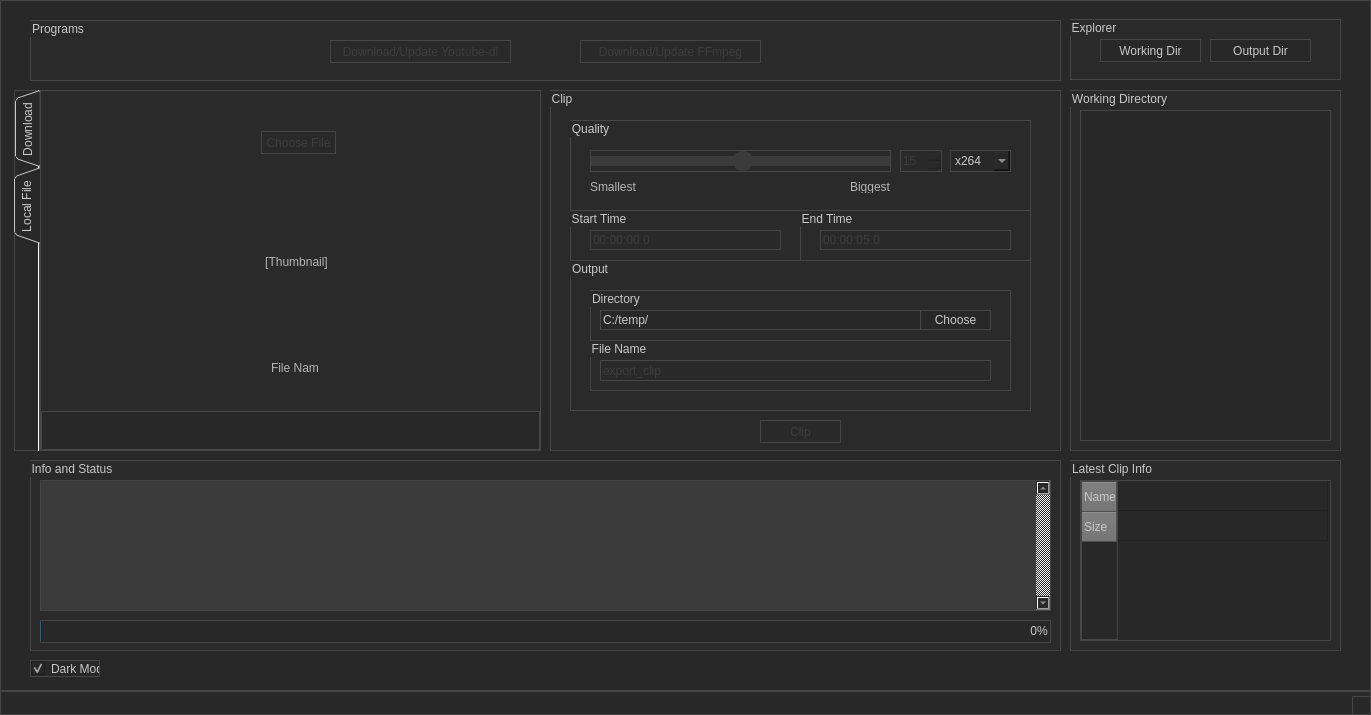
The window that Download_and_Clip.ui (Chrscool8/ClipEZ-aka-Download-and-Clip) describes before a commit, drawn with Qt 5.
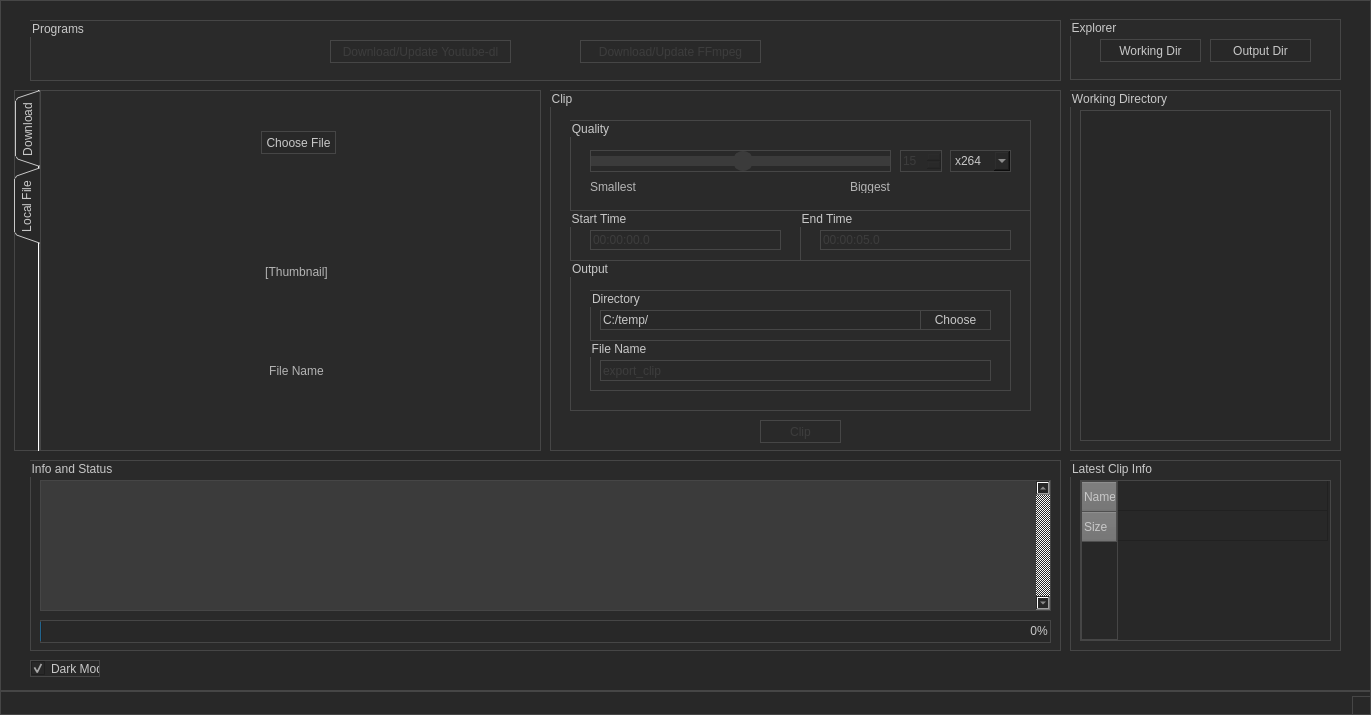
The same window after the commit. The open tabs and pages were chosen to show the change.

```diff
--- a/Download_and_Clip.ui
+++ b/Download_and_Clip.ui
@@ -849,7 +849,7 @@
         <x>-10</x>
         <y>-10</y>
         <width>531</width>
-        <height>331</height>
+        <height>381</height>
        </rect>
       </property>
       <property name="title">
@@ -861,7 +861,7 @@
          <x>120</x>
          <y>110</y>
          <width>291</width>
-         <height>141</height>
+         <height>161</height>
         </rect>
        </property>
        <property name="frameShape">
@@ -879,7 +879,7 @@
       </widget>
       <widget class="QPushButton" name="pushButton">
        <property name="enabled">
-        <bool>false</bool>
+        <bool>true</bool>
        </property>
        <property name="geometry">
         <rect>
@@ -896,15 +896,18 @@
       <widget class="QLabel" name="label_local_name">
        <property name="geometry">
         <rect>
-         <x>240</x>
+         <x>20</x>
          <y>280</y>
-         <width>47</width>
-         <height>13</height>
+         <width>491</width>
+         <height>20</height>
         </rect>
        </property>
        <property name="text">
         <string>File Name</string>
        </property>
+       <property name="alignment">
+        <set>Qt::AlignCenter</set>
+       </property>
       </widget>
      </widget>
     </widget>
```
Left out of the diff: 6 changed lines with no effect on the pictures.
